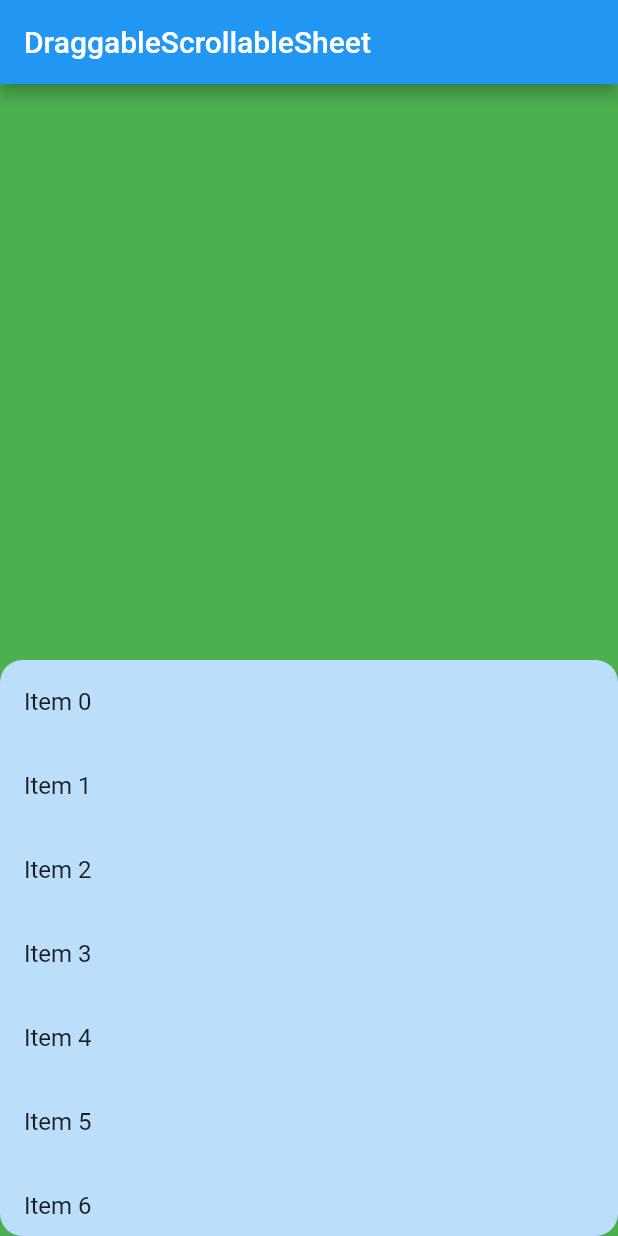
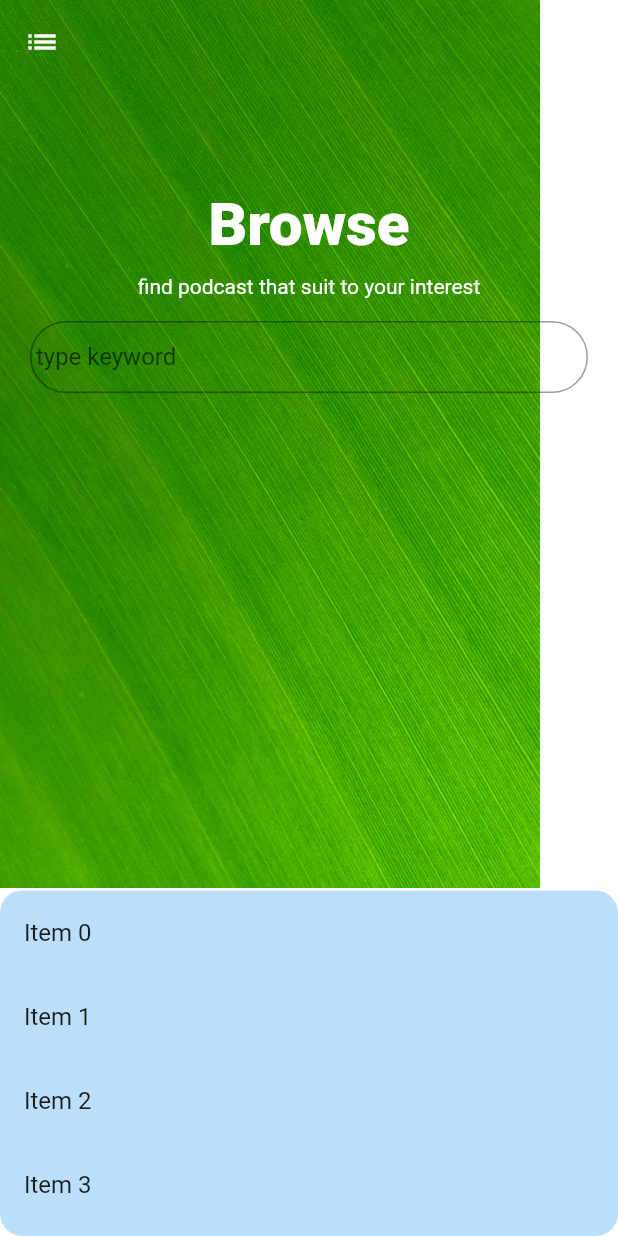
Before and after one commit to MohammedSalem1995/bodcast, a Flutter app: the screen it shows after launch, on a phone screen of 412 x 824 dp. Run offline on Flutter 3.47's test engine with Material 2 defaults, Android fonts, the phone set to English and light mode, and no system bars.

Commit message:
put the background image and make the search

```diff
--- a/lib/main.dart
+++ b/lib/main.dart
@@ -4,7 +4,7 @@ import 'package:flutter/material.dart';
 void main() {
   runApp(
     MaterialApp(
-      home: HomePage(),
+      home:HomePage(),
     ),
   );
 }
@@ -13,16 +13,84 @@ class HomePage extends StatelessWidget {
 
   @override
   Widget build(BuildContext context) {
-    return Scaffold(
-      backgroundColor: Colors.green,
+    return Stack(
+      children:[
+      Container(
+          child: Image.asset(
+              "assets/images/background.jpg",
+          fit: BoxFit.cover,),
+        width: 360,
+        height:592,
+      ),
+        Scaffold(
+        backgroundColor: Colors.transparent,
         appBar: AppBar(
-        title: const Text('DraggableScrollableSheet'),
+          elevation: 0,
+          shadowColor: Colors.transparent,
+          backgroundColor: Colors.transparent,
+          leading: Icon(Icons.list),
         ),
-      body: SizedBox.expand(
+        body: Stack(
+          children: [
+            Column(
+              crossAxisAlignment: CrossAxisAlignment.stretch,
+              children: [
+                SizedBox(height: 70,),
+                Text(
+                  "Browse",
+                  textAlign: TextAlign.center,
+                  style: TextStyle(
+                    color: Colors.white,
+                    backgroundColor: Colors.transparent,
+                    decorationColor: Colors.transparent,
+                    fontSize: 40,
+                    fontWeight: FontWeight.w900
+                  ),
+
+                ),
+                SizedBox(height: 10,),
+                Text("find podcast that suit to your interest",
+                    textAlign: TextAlign.center,
+                    style: TextStyle(
+                      color: Colors.white,
+                    ),
+
+                ),
+                SizedBox(height: 15,),
+                Container(
+                  margin:EdgeInsets.only(right: 20,left: 20),
+                  child: TextField(
+                    decoration: InputDecoration(
+                        contentPadding: EdgeInsets.only(
+                            top: 5),
+                        fillColor: Colors.transparent,
+                        hintText: ' type keyword',
+                        hoverColor: Colors.white,
+                        focusColor: Colors.white,
+                        border: OutlineInputBorder(
+                            borderSide: BorderSide(width: 10, color: Colors.red),
+                            borderRadius: BorderRadius.circular(40),
+                        ),
+                    ),
+                  ),
+                ),
+                SizedBox(height: 20,),
+                Row(
+                  // children: evaluate.map((e) {
+                  //   return EvaluationIteam(e);
+                  // }).toList(),
+                  children: [
+
+                  ],
+                ),
+
+              ],
+            ),
+            SizedBox.expand(
               child: DraggableScrollableSheet(
                 maxChildSize: 1,
-          minChildSize: 0.3,
-
+                minChildSize: 0.03,
+                initialChildSize: 0.3,
                 builder: (BuildContext context, ScrollController scrollController) {
                   return Container(
                     clipBehavior: Clip.antiAlias, //clip the child that over the cover
@@ -40,8 +108,13 @@ class HomePage extends StatelessWidget {
                     ),
                   );
                 },
+
               ),
             ),
+          ],
+        ),
+      ),
+      ],
     );
   }
 }
--- a/pubspec.yaml
+++ b/pubspec.yaml
@@ -58,8 +58,8 @@ flutter:
   uses-material-design: true
 
   # To add assets to your application, add an assets section, like this:
-#  assets:
-#    - assets/animations/
+  assets:
+    - assets/images/
 #    - assets/languages/
   #   - images/a_dot_burr.jpeg
   #   - images/a_dot_ham.jpeg
```
Also changed, not shown: assets/images/background.jpg (added). Lines whose indentation alone changed are shown as unchanged.
